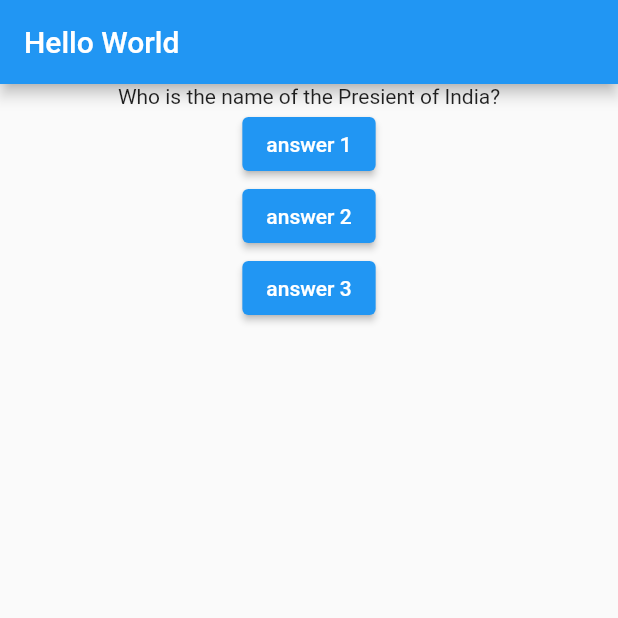
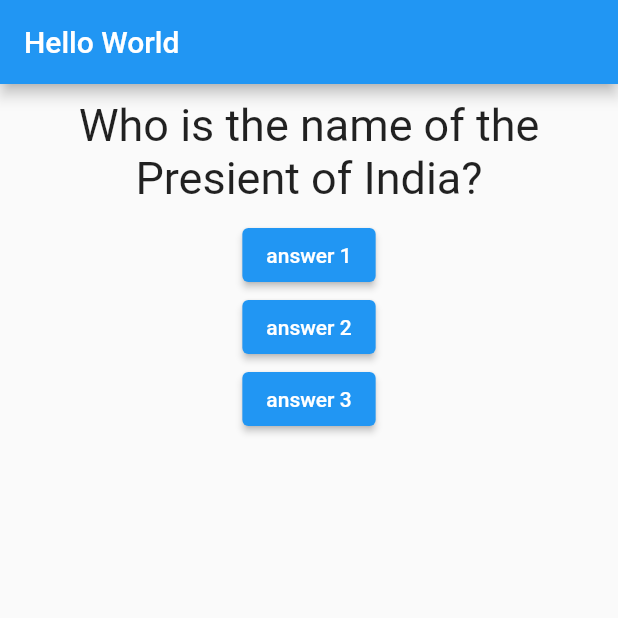
Before and after one commit to AstroAbhi24/flutter_basics, a Flutter app: the screen it shows after launch, on a phone screen of 412 x 824 dp, the top half of it. Run offline on Flutter 3.47's test engine with Material 2 defaults, Android fonts, the phone set to English and light mode, and no system bars.

Commit message:
bifucating the question widget

```diff
--- a/flutter_basic/lib/main.dart
+++ b/flutter_basic/lib/main.dart
@@ -36,7 +36,7 @@ class _MyAppState extends State<MyApp> {
           alignment: Alignment.center,
           child: Column(
             children: [
-              Text(questions[_quesIndex]),
+              Question(questions[_quesIndex]),
               ElevatedButton(
                 onPressed: answerQuestion,
                 child: Text(
--- a/flutter_basic/lib/questions.dart
+++ b/flutter_basic/lib/questions.dart
@@ -1,14 +1,20 @@
-import 'package:flutter/material.dart';
-
 import 'package:flutter/material.dart';
 
 class Question extends StatelessWidget {
-  String questionText;
+  final String questionText;
 
   Question(this.questionText);
 
   @override
   Widget build(BuildContext context) {
-    return Text(questionText);
+    return Container(
+      margin: EdgeInsets.all(10),
+      width: double.infinity,
+      child: Text(
+        questionText,
+        style: TextStyle(fontSize: 30 ),
+        textAlign: TextAlign.center,
+      ),
+    );
   }
 }
```
